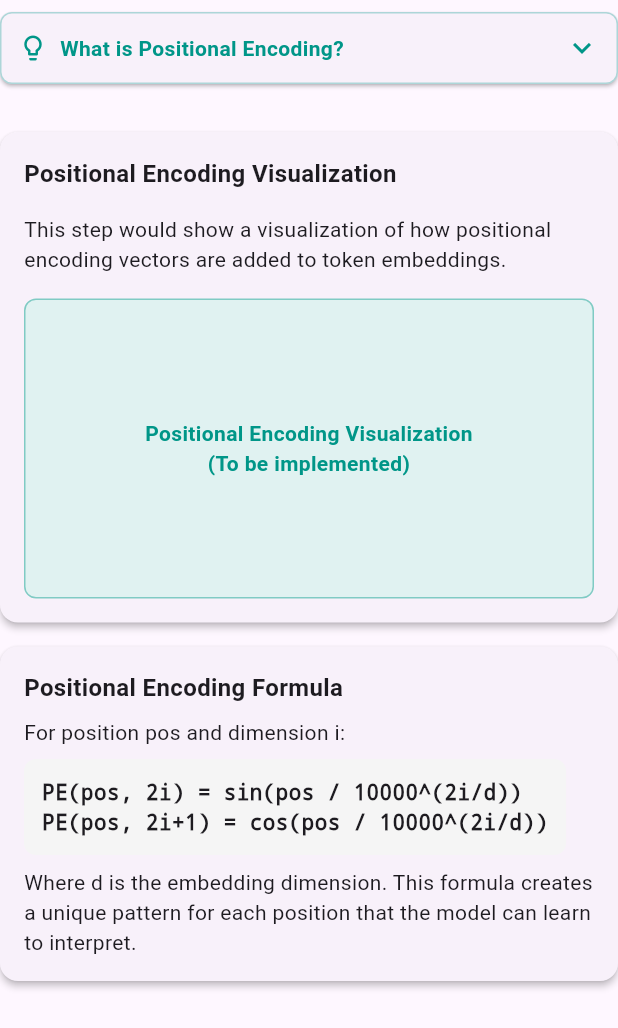
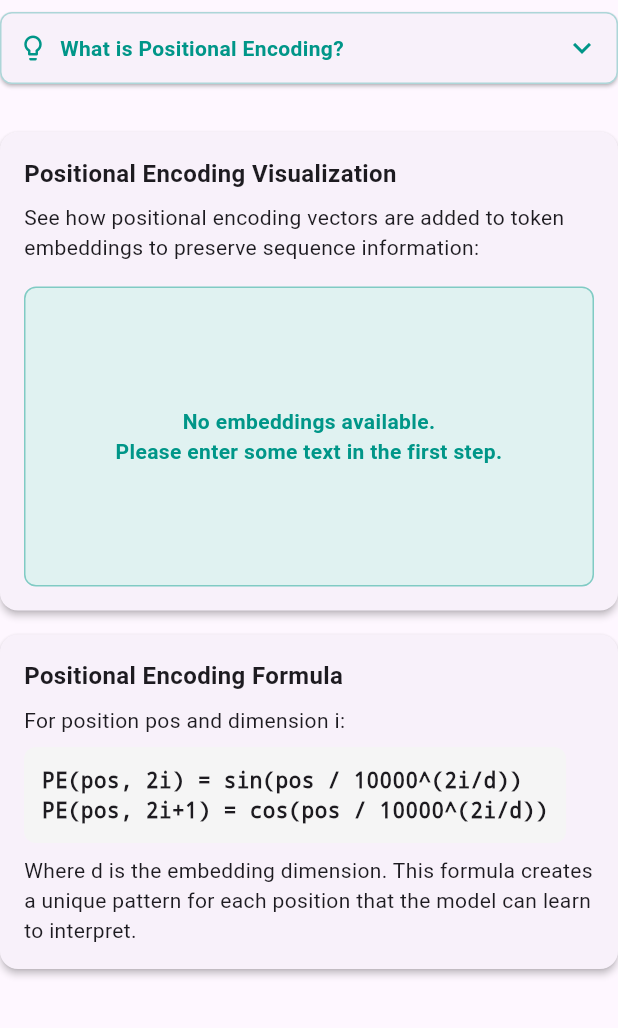
Before and after one commit to maximodanilo/llm-demo-app, a Flutter app: the PositionalEncodingStepSectionImpl widget shown alone on an empty page, opened directly with empty values, on a phone screen of 412 x 824 dp. Shown: the top 1028 px of the screen. Run offline on Flutter 3.47's test engine with Material 3 defaults, Android fonts, the light colour scheme and no system bars; our stand-ins replace shared_preferences; accounts and stored records are empty.

Commit message:
feat: add interactive positional encoding visualization with vector plots

```diff
--- a/lib/ui/steps/positional_encoding_step_section_impl.dart
+++ b/lib/ui/steps/positional_encoding_step_section_impl.dart
@@ -1,9 +1,12 @@
 import 'package:flutter/material.dart';
+import 'package:llmdemoapp/core/models/embedding_layer.dart';
+import 'package:llmdemoapp/core/models/tokenizer.dart';
 import 'package:llmdemoapp/ui/steps/training_step_section.dart';
 import 'package:llmdemoapp/ui/widgets/collapsible_education_section.dart';
+import 'package:llmdemoapp/ui/widgets/positional_encoding_visualization.dart';
 
 /// Widget that demonstrates how positional encoding is added to embeddings
-class PositionalEncodingStepSectionImpl extends StatelessWidget
+class PositionalEncodingStepSectionImpl extends StatefulWidget
     implements TrainingStepSection {
   @override
   final String title;
@@ -25,9 +28,56 @@ class PositionalEncodingStepSectionImpl extends StatelessWidget
   });
 
   @override
+  State<PositionalEncodingStepSectionImpl> createState() => _PositionalEncodingStepSectionImplState();
+
+  @override
   bool validate() {
     // This step is valid by default as it's a display of a process
     return true;
+  }
+
+}
+
+class _PositionalEncodingStepSectionImplState extends State<PositionalEncodingStepSectionImpl> {
+  late EmbeddingLayer _embeddingLayer;
+  late ITokenizer _tokenizer;
+  late List<List<double>> _embeddings;
+  bool _isLoading = true;
+
+  @override
+  void initState() {
+    super.initState();
+    _initializeModels();
+  }
+
+  void _initializeModels() {
+    setState(() {
+      _isLoading = true;
+    });
+
+    // Initialize tokenizer
+    _tokenizer = TokenizerFactory.createTokenizer(TokenizerType.word);
+
+    // Initialize embedding layer
+    _embeddingLayer = EmbeddingLayer(seed: 42);
+    _embeddingLayer.initializeEmbeddings(10000, 32, strategy: EmbeddingInitStrategy.xavier);
+
+    // Process the input text to get embeddings
+    if (widget.inputText.isNotEmpty) {
+      final tokens = _tokenizer.encode(widget.inputText);
+      final tokenIds = _tokenizer.tokensToIds(tokens);
+
+      // Get embeddings for each token (limit to first 5 tokens for clarity)
+      final limitedTokenIds = tokenIds.length > 5 ? tokenIds.sublist(0, 5) : tokenIds;
+      _embeddings = limitedTokenIds.map((id) => _embeddingLayer.getEmbedding(id)).toList();
+    } else {
+      // Default empty embeddings if no input text
+      _embeddings = [];
+    }
+
+    setState(() {
+      _isLoading = false;
+    });
   }
 
   @override
@@ -36,28 +86,29 @@ class PositionalEncodingStepSectionImpl extends StatelessWidget
     return Column(
       crossAxisAlignment: CrossAxisAlignment.start,
       children: [
+
         // Educational content about positional encoding
         CollapsibleEducationSection(
           title: 'What is Positional Encoding?',
           themeColor: Colors.teal,
           content: Column(
             crossAxisAlignment: CrossAxisAlignment.start,
-            children: [
-              const Text(
+            children: const [
+              Text(
                 'Positional encoding adds information about token position in the sequence to the embedding vectors. This is crucial because transformer models process all tokens in parallel and would otherwise lose sequence order information.',
                 style: TextStyle(fontSize: 14),
               ),
-              const SizedBox(height: 8),
-              const Text(
+              SizedBox(height: 8),
+              Text(
                 'Key concepts:',
                 style: TextStyle(fontWeight: FontWeight.bold, fontSize: 14),
               ),
-              const SizedBox(height: 4),
+              SizedBox(height: 4),
               Padding(
-                padding: const EdgeInsets.only(left: 16.0),
+                padding: EdgeInsets.only(left: 16.0),
                 child: Column(
                   crossAxisAlignment: CrossAxisAlignment.start,
-                  children: const [
+                  children: [
                     Text('• Sine/Cosine Functions: Most models use sinusoidal functions at different frequencies'),
                     Text('• Unique Position Signatures: Each position gets a unique encoding pattern'),
                     Text('• Learned vs. Fixed: Some models learn position embeddings, others use fixed formulas'),
@@ -65,8 +116,8 @@ class PositionalEncodingStepSectionImpl extends StatelessWidget
                   ],
                 ),
               ),
-              const SizedBox(height: 8),
-              const Text(
+              SizedBox(height: 8),
+              Text(
                 'Without positional encoding, the model would treat "The cat chased the mouse" and "The mouse chased the cat" as identical sequences since they contain the same tokens.',
                 style: TextStyle(fontSize: 14),
               ),
@@ -75,7 +126,7 @@ class PositionalEncodingStepSectionImpl extends StatelessWidget
         ),
         const SizedBox(height: 16),
 
-        // Placeholder for positional encoding visualization
+        // Positional encoding visualization
         Card(
           elevation: 2,
           margin: const EdgeInsets.symmetric(vertical: 8),
@@ -88,14 +139,20 @@ class PositionalEncodingStepSectionImpl extends StatelessWidget
                   'Positional Encoding Visualization',
                   style: TextStyle(fontSize: 16, fontWeight: FontWeight.bold),
                 ),
-                const SizedBox(height: 16),
+                const SizedBox(height: 8),
                 const Text(
-                  'This step would show a visualization of how positional encoding vectors are added to token embeddings.',
+                  'See how positional encoding vectors are added to token embeddings to preserve sequence information:',
                   style: TextStyle(fontSize: 14),
                 ),
                 const SizedBox(height: 16),
-                // Placeholder for visualization
-                Container(
+
+                // Show loading indicator or visualization
+                _isLoading
+                  ? const Center(
+                      child: CircularProgressIndicator(),
+                    )
+                  : _embeddings.isEmpty
+                    ? Container(
                         height: 200,
                         decoration: BoxDecoration(
                           color: Colors.teal.shade50,
@@ -104,7 +161,7 @@ class PositionalEncodingStepSectionImpl extends StatelessWidget
                         ),
                         child: const Center(
                           child: Text(
-                      'Positional Encoding Visualization\n(To be implemented)',
+                            'No embeddings available.\nPlease enter some text in the first step.',
                             textAlign: TextAlign.center,
                             style: TextStyle(
                               color: Colors.teal,
@@ -112,6 +169,10 @@ class PositionalEncodingStepSectionImpl extends StatelessWidget
                             ),
                           ),
                         ),
+                      )
+                    : PositionalEncodingVisualization(
+                        embeddings: _embeddings,
+                        themeColor: Colors.teal,
                       ),
               ],
             ),
@@ -160,6 +221,28 @@ class PositionalEncodingStepSectionImpl extends StatelessWidget
             ),
           ),
         ),
+
+        // Step completion button
+        if (widget.isEditable && !widget.isCompleted)
+          Padding(
+            padding: const EdgeInsets.symmetric(vertical: 16.0),
+            child: Center(
+              child: ElevatedButton(
+                onPressed: () {
+                  // Notify parent that step is complete
+                  final TrainingStepSection section = widget;
+                  if (section.validate()) {
+                    Navigator.of(context).pop(true);
+                  }
+                },
+                style: ElevatedButton.styleFrom(
+                  backgroundColor: Colors.teal,
+                  padding: const EdgeInsets.symmetric(horizontal: 32, vertical: 16),
+                ),
+                child: const Text('Continue to Next Step'),
+              ),
+            ),
+          ),
       ],
     );
   }
```
Also changed, not shown: lib/ui/widgets/positional_encoding_visualization.dart (added, +541 -0 lines). Lines whose indentation alone changed are shown as unchanged.
